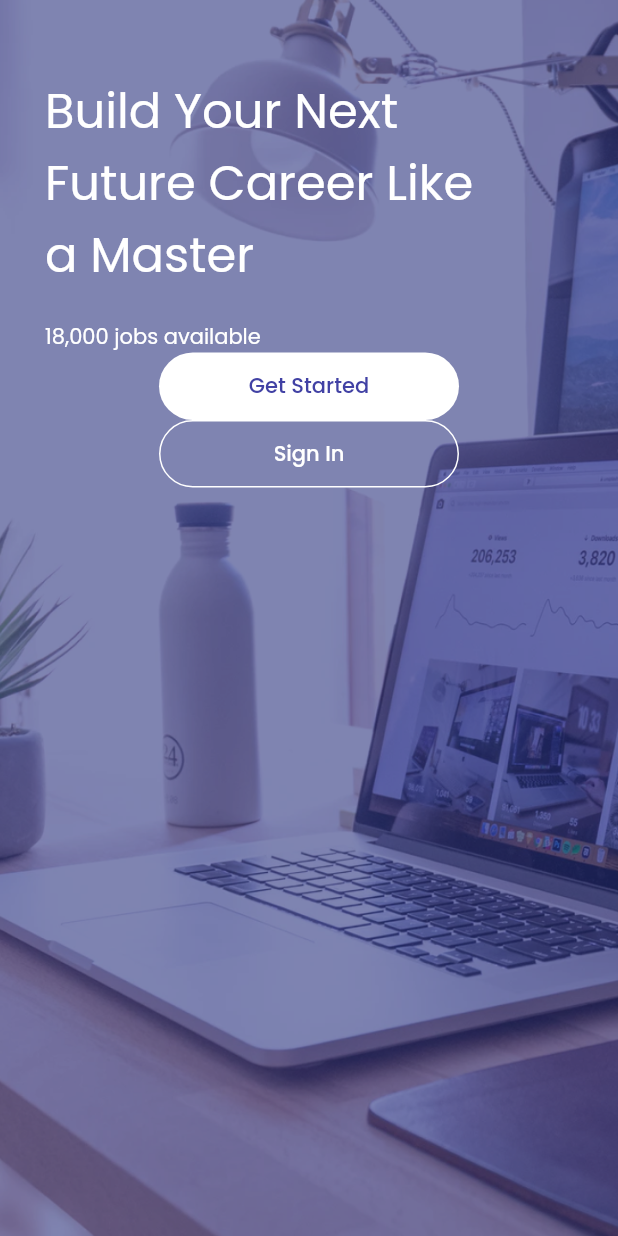
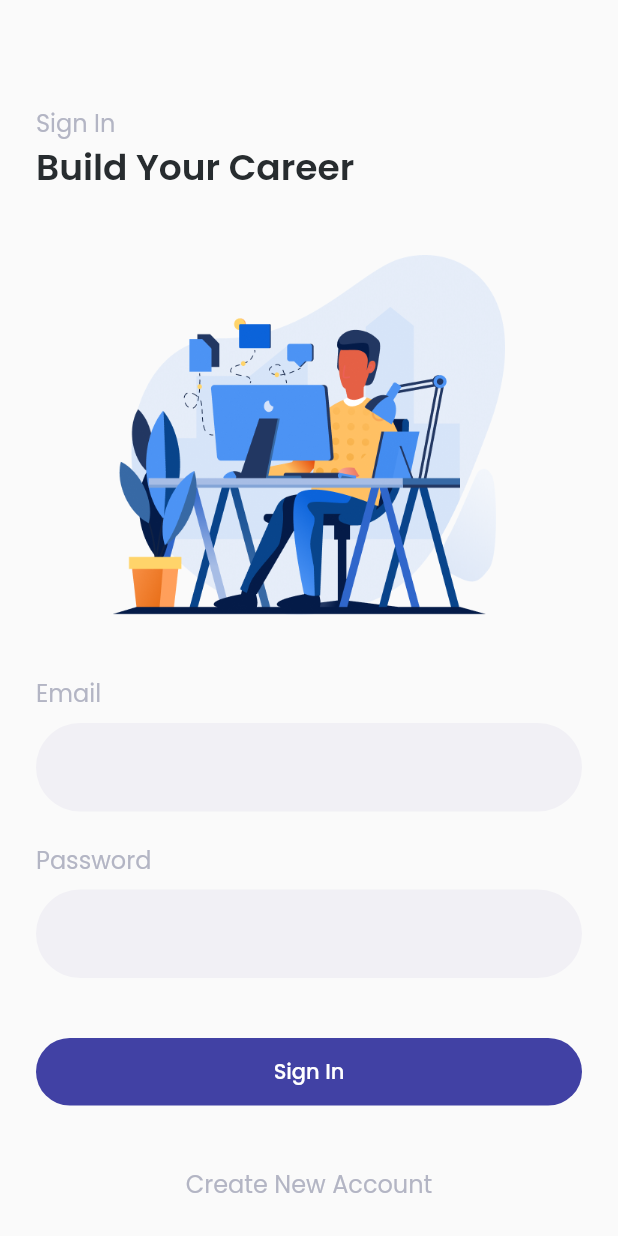
Before and after one commit to abdulazizpermana/future_job_with_provider, a Flutter app: the screen it shows after launch, after a tap on "Sign In", on a phone screen of 412 x 824 dp. Run offline on Flutter 3.47's test engine with Material 2 defaults, Android fonts, the phone set to English and light mode, and no system bars; our stand-ins replace google_fonts; missing offline and left inert: dart:ffi.

Commit message:
add sign in page

```diff
--- a/lib/page/getstarted_page.dart
+++ b/lib/page/getstarted_page.dart
@@ -1,5 +1,7 @@
 import 'package:flutter/material.dart';
 import 'package:future_job_with_provider/theme.dart';
+
+import 'signin_page.dart';
 
 class GetStartedPage extends StatelessWidget {
   const GetStartedPage({Key? key}) : super(key: key);
@@ -39,13 +41,14 @@ class GetStartedPage extends StatelessWidget {
                     fontSize: 14,
                   ),
                 ),
+                const Spacer(),
                 Center(
                   child: Container(
                     height: 45,
                     width: 200,
                     child: TextButton(
                       style: TextButton.styleFrom(
-                        backgroundColor: Color(0xffFFFFFF),
+                        backgroundColor: const Color(0xffFFFFFF),
                         shape: RoundedRectangleBorder(
                           borderRadius: BorderRadius.circular(66),
                         ),
@@ -59,14 +62,23 @@ class GetStartedPage extends StatelessWidget {
                     ),
                   ),
                 ),
+                const SizedBox(
+                  height: 16,
+                ),
                 Center(
                   child: Container(
                     height: 45,
                     width: 200,
                     child: OutlinedButton(
-                      onPressed: () {},
+                      onPressed: () {
+                        Navigator.push(
+                          context,
+                          MaterialPageRoute(
+                              builder: (context) => const SigninPage()),
+                        );
+                      },
                       style: OutlinedButton.styleFrom(
-                        side: BorderSide(
+                        side: const BorderSide(
                           color: Colors.white,
                         ),
                         shape: RoundedRectangleBorder(
@@ -80,7 +92,10 @@ class GetStartedPage extends StatelessWidget {
                       ),
                     ),
                   ),
-                )
+                ),
+                const SizedBox(
+                  height: 20,
+                ),
               ],
             ),
           ),
--- /dev/null
+++ b/lib/page/signin_page.dart
@@ -0,0 +1,116 @@
+import 'package:flutter/material.dart';
+import 'package:future_job_with_provider/theme.dart';
+
+import '../widget/custom_botton.dart';
+
+class SigninPage extends StatefulWidget {
+  const SigninPage({Key? key}) : super(key: key);
+
+  @override
+  _SigninPageState createState() => _SigninPageState();
+}
+
+class _SigninPageState extends State<SigninPage> {
+  @override
+  Widget build(BuildContext context) {
+    return Scaffold(
+      body: Padding(
+        padding: const EdgeInsets.only(
+          top: 70,
+          left: 24,
+          right: 24,
+        ),
+        child: Column(
+          crossAxisAlignment: CrossAxisAlignment.start,
+          children: [
+            Text(
+              "Sign In",
+              style: tittleTextStyle,
+            ),
+            Text(
+              "Build Your Career",
+              style: subtittleTextStyle,
+            ),
+            const SizedBox(
+              height: 40,
+            ),
+            Center(
+              child: Column(
+                children: [
+                  Image.asset(
+                    "assets/images/image_page.png",
+                    width: 262,
+                    height: 240,
+                  ),
+                ],
+              ),
+            ),
+            const SizedBox(
+              height: 40,
+            ),
+            Column(
+              crossAxisAlignment: CrossAxisAlignment.start,
+              children: [
+                Text(
+                  "Email",
+                  style: tittleTextStyle,
+                ),
+                const SizedBox(
+                  height: 8,
+                ),
+                CustomTextForm(),
+                const SizedBox(
+                  height: 20,
+                ),
+                Text(
+                  "Password",
+                  style: tittleTextStyle,
+                ),
+                const SizedBox(
+                  height: 8,
+                ),
+                CustomTextForm(),
+                const SizedBox(
+                  height: 40,
+                ),
+                Container(
+                  width: 400,
+                  height: 45,
+                  child: TextButton(
+                    onPressed: () {
+                      // Navigator.push(
+                      //   context,
+                      //   MaterialPageRoute(
+                      //     builder: (context) => const SigninPage(),
+                      //   ),
+                      // );
+                    },
+                    style: TextButton.styleFrom(
+                      backgroundColor: primaryColor,
+                      shape: RoundedRectangleBorder(
+                        borderRadius: BorderRadius.circular(66),
+                      ),
+                    ),
+                    child: Text(
+                      "Sign In",
+                      style: buttonTextStyle,
+                    ),
+                  ),
+                ),
+                const SizedBox(
+                  height: 40,
+                ),
+                Center(
+                  child: Text(
+                    "Create New Account",
+                    style: tittleTextStyle,
+                  ),
+                )
+              ],
+            ),
+          ],
+        ),
+      ),
+    );
+  }
+}
--- a/lib/theme.dart
+++ b/lib/theme.dart
@@ -19,3 +19,19 @@ TextStyle regulartext = GoogleFonts.poppins(
 TextStyle regulartextWhite = GoogleFonts.poppins(
   color: secondaryColor,
 );
+
+TextStyle tittleTextStyle = GoogleFonts.poppins(
+  color: const Color(0xffB3B5C4),
+  fontSize: 16,
+  fontWeight: FontWeight.w400,
+);
+TextStyle subtittleTextStyle = GoogleFonts.poppins(
+  color: const Color(0xff272c2f),
+  fontSize: 24,
+  fontWeight: FontWeight.w600,
+);
+TextStyle buttonTextStyle = GoogleFonts.poppins(
+  color: const Color(0xffFFFFFF),
+  fontSize: 14,
+  fontWeight: FontWeight.w500,
+);
--- /dev/null
+++ b/lib/widget/custom_botton.dart
@@ -0,0 +1,23 @@
+import 'package:flutter/material.dart';
+
+class CustomTextForm extends StatelessWidget {
+  const CustomTextForm({Key? key}) : super(key: key);
+
+  @override
+  Widget build(BuildContext context) {
+    return TextFormField(
+      decoration: InputDecoration(
+        fillColor: Color(0xffF1F0F5),
+        filled: true,
+        enabledBorder: OutlineInputBorder(
+          borderRadius: BorderRadius.circular(66),
+          borderSide: BorderSide.none,
+        ),
+        focusedBorder: OutlineInputBorder(
+          borderRadius: BorderRadius.circular(66),
+          borderSide: BorderSide.none,
+        ),
+      ),
+    );
+  }
+}
```
Also changed, not shown: assets/images/image_page.png (added).
